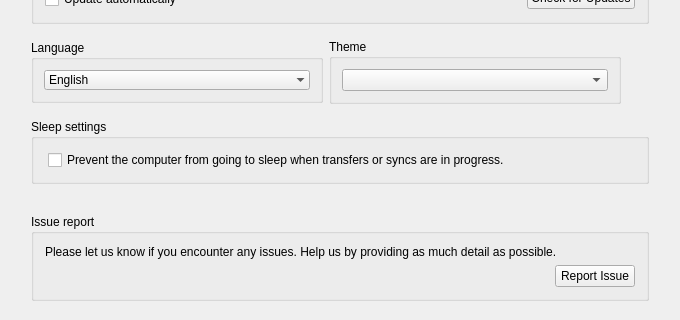
Qt form src/MEGASync/gui/ui/SettingsDialog.ui (meganz/MEGAsync) before a commit; both pictures show x 0 to 680 and y 222 to 542 of the 680 by 887 pixel window.
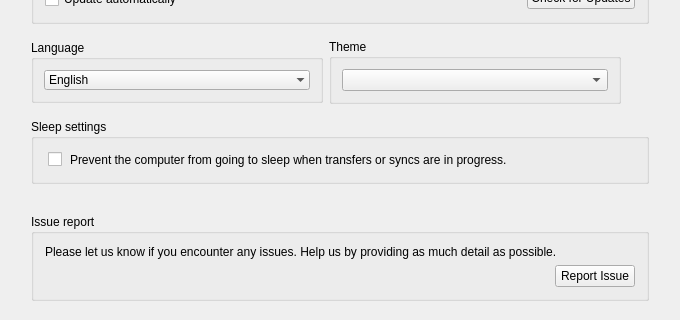
The same form after that commit. Icons and pictures are not drawn. Custom widgets are drawn as their Qt base class.

Commit message: SNC-3941: Sleep mode word wrap.

What changed in the file:
```diff
--- a/src/MEGASync/gui/ui/SettingsDialog.ui
+++ b/src/MEGASync/gui/ui/SettingsDialog.ui
@@ -909,17 +909,50 @@
            <number>14</number>
           </property>
           <item>
+           <layout class="QHBoxLayout" name="horizontalLayout_6" stretch="0,0,1">
+            <property name="spacing">
+             <number>0</number>
+            </property>
+            <item>
            <widget class="QCheckBox" name="cbSleepMode">
             <property name="cursor">
              <cursorShape>PointingHandCursor</cursorShape>
             </property>
             <property name="text">
+               <string/>
+              </property>
+              <property name="type" stdset="0">
+               <string notr="true">mega</string>
+              </property>
+             </widget>
+            </item>
+            <item>
+             <spacer name="horizontalSpacer_7">
+              <property name="orientation">
+               <enum>Qt::Horizontal</enum>
+              </property>
+              <property name="sizeType">
+               <enum>QSizePolicy::Maximum</enum>
+              </property>
+              <property name="sizeHint" stdset="0">
+               <size>
+                <width>8</width>
+                <height>20</height>
+               </size>
+              </property>
+             </spacer>
+            </item>
+            <item>
+             <widget class="QLabel" name="label_3">
+              <property name="text">
              <string>Prevent the computer from going to sleep when transfers or syncs are in progress.</string>
             </property>
-            <property name="type" stdset="0">
-             <string notr="true">mega</string>
-            </property>
-           </widget>
+              <property name="wordWrap">
+               <bool>true</bool>
+              </property>
+             </widget>
+            </item>
+           </layout>
           </item>
          </layout>
         </widget>
```
Left out of the diff: 5 changed lines with no effect on the pictures. Lines whose indentation alone changed are shown as unchanged.
